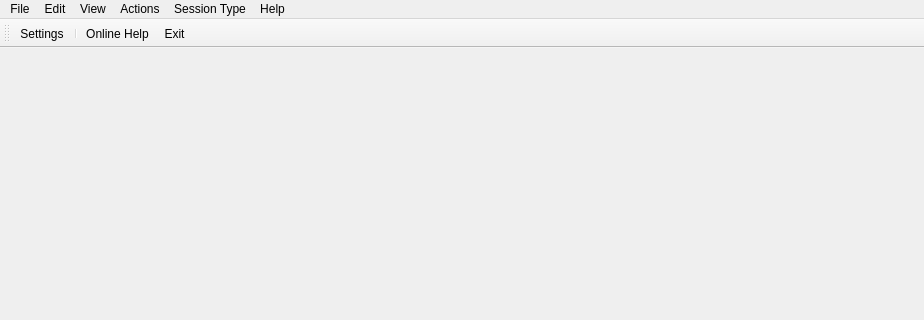
This is source/client/desktop/main_window.ui in dchapyshev/aspia as Qt 5 draws it before an edit; both pictures show x 0 to 924 and y 0 to 320 of the 924 by 645 pixel window. The edited form follows.
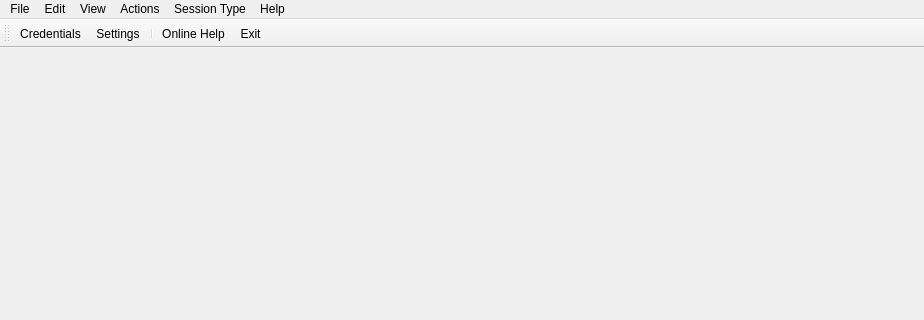
This is the edited form. Icons and pictures are not drawn. Custom widgets are drawn as their Qt base class.

Commit message: Implement credential manager

```diff
--- a/source/client/desktop/main_window.ui
+++ b/source/client/desktop/main_window.ui
@@ -122,6 +122,7 @@
    <attribute name="toolBarBreak">
     <bool>false</bool>
    </attribute>
+   <addaction name="action_credentials"/>
    <addaction name="action_settings"/>
    <addaction name="separator"/>
    <addaction name="action_help"/>
@@ -153,6 +154,15 @@
     <string>About</string>
    </property>
   </action>
+  <action name="action_credentials">
+   <property name="icon">
+    <iconset resource="../../common/resources/common.qrc">
+     <normaloff>:/img/keys.svg</normaloff>:/img/keys.svg</iconset>
+   </property>
+   <property name="text">
+    <string>Credentials...</string>
+   </property>
+  </action>
   <action name="action_settings">
    <property name="icon">
     <iconset resource="../../common/resources/common.qrc">
```
Left out of the diff: 1 changed line with no effect on the pictures. The commit also changes 52 other files.
